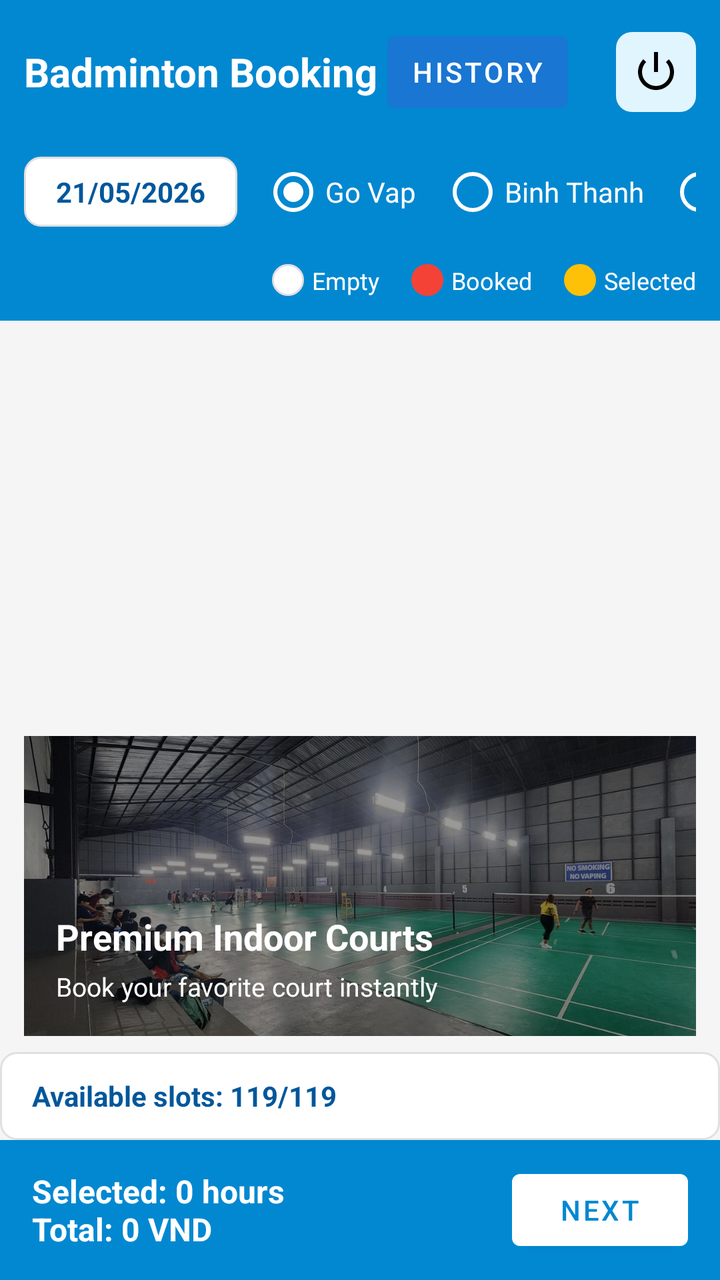
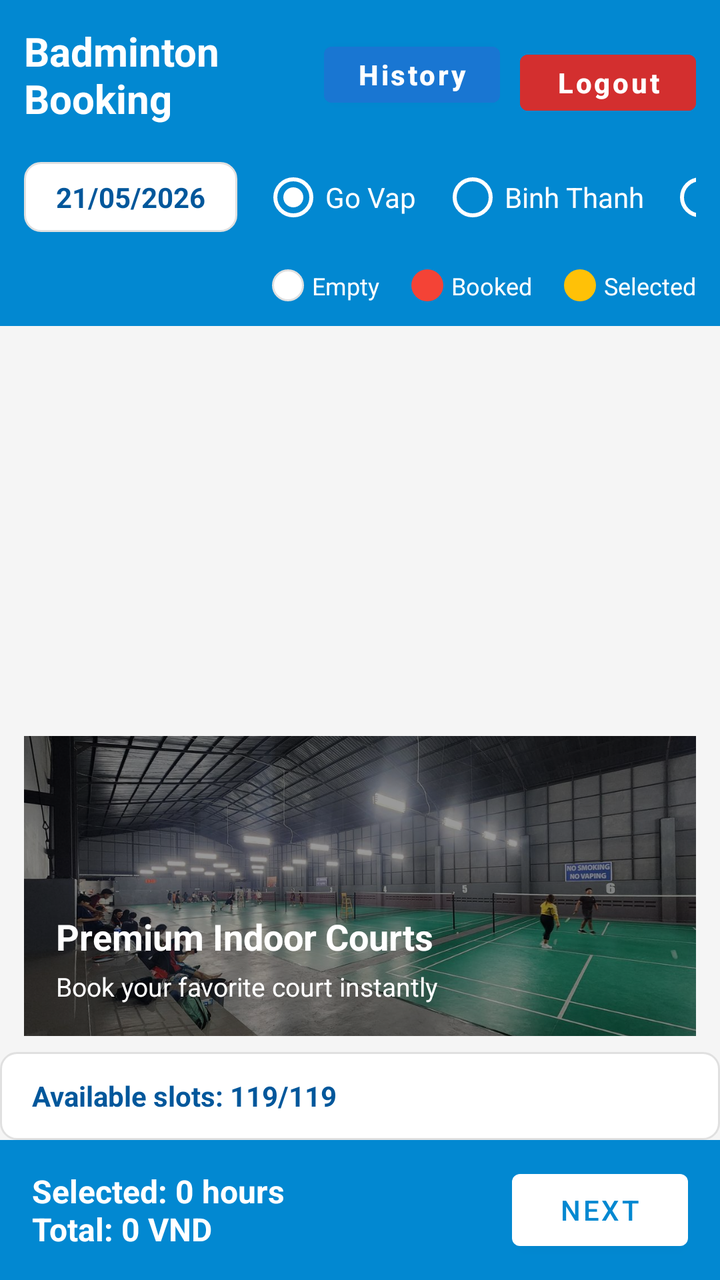

Before-and-after screenshots of an Android layout around one commit, followed by the original layout XML and the change that was made.
<!-- AndroidManifest.xml: application theme Theme.BadmintonBooking -->
<!-- res/layout/activity_home.xml -->
<?xml version="1.0" encoding="utf-8"?>
<androidx.constraintlayout.widget.ConstraintLayout xmlns:android="http://schemas.android.com/apk/res/android"
    xmlns:app="http://schemas.android.com/apk/res-auto"
    xmlns:tools="http://schemas.android.com/tools"
    android:layout_width="match_parent"
    android:layout_height="match_parent"
    android:background="@color/background_light"
    tools:context=".HomeActivity">

    <LinearLayout
        android:id="@+id/headerLayout"
        android:layout_width="match_parent"
        android:layout_height="wrap_content"
        android:orientation="vertical"
        android:background="@color/primary"
        android:padding="12dp"
        app:layout_constraintTop_toTopOf="parent">

        <LinearLayout
            android:layout_width="match_parent"
            android:layout_height="wrap_content"
            android:orientation="horizontal"
            android:gravity="center_vertical">

            <TextView
                android:layout_width="0dp"
                android:layout_weight="1"
                android:layout_height="wrap_content"
                android:text="Badminton Booking"
                android:textColor="@color/white"
                android:textSize="20sp"
                android:textStyle="bold" />

            <Button
                android:id="@+id/imgHistory"
                android:layout_width="wrap_content"
                android:layout_height="wrap_content"
                android:text="History"
                android:textColor="@android:color/white"
                android:backgroundTint="#1976D2"
                android:paddingHorizontal="12dp"
                android:paddingVertical="4dp"
                android:layout_marginEnd="16dp" />

            <ImageView
                android:id="@+id/imgLogout"
                android:layout_width="40dp"
                android:layout_height="40dp"
                android:padding="8dp"
                android:layout_marginStart="8dp"
                android:background="@drawable/bg_time_header"
                android:src="@android:drawable/ic_lock_power_off"
                app:tint="@color/black" />
        </LinearLayout>

        <LinearLayout
            android:layout_width="match_parent"
            android:layout_height="wrap_content"
            android:orientation="horizontal"
            android:layout_marginTop="12dp"
            android:gravity="center_vertical">

            <TextView
                android:id="@+id/tvSelectDate"
                android:layout_width="wrap_content"
                android:layout_height="wrap_content"
                android:background="@drawable/bg_cell_empty"
                android:textColor="@color/primary_dark"
                android:text="21/05/2026"
                android:paddingHorizontal="16dp"
                android:paddingVertical="8dp"
                android:textStyle="bold" />

            <HorizontalScrollView
                android:layout_width="0dp"
                android:layout_weight="1"
                android:layout_height="wrap_content"
                android:layout_marginStart="12dp"
                android:scrollbars="none">

                <RadioGroup
                    android:id="@+id/radioGroupBranches"
                    android:layout_width="wrap_content"
                    android:layout_height="wrap_content"
                    android:orientation="horizontal">

                    <RadioButton
                        android:id="@+id/rbBranch1"
                        android:layout_width="wrap_content"
                        android:layout_height="wrap_content"
                        android:text="Go Vap"
                        android:textColor="@color/white"
                        android:buttonTint="@color/white"
                        android:checked="true" />

                    <RadioButton
                        android:id="@+id/rbBranch2"
                        android:layout_width="wrap_content"
                        android:layout_height="wrap_content"
                        android:text="Binh Thanh"
                        android:textColor="@color/white"
                        android:buttonTint="@color/white"
                        android:layout_marginStart="12dp" />

                    <RadioButton
                        android:id="@+id/rbBranch3"
                        android:layout_width="wrap_content"
                        android:layout_height="wrap_content"
                        android:text="Dist 1"
                        android:textColor="@color/white"
                        android:buttonTint="@color/white"
                        android:layout_marginStart="12dp" />
                </RadioGroup>
            </HorizontalScrollView>
        </LinearLayout>

        <LinearLayout
            android:layout_width="match_parent"
            android:layout_height="wrap_content"
            android:orientation="horizontal"
            android:gravity="end"
            android:layout_marginTop="12dp">

            <View
                android:layout_width="16dp"
                android:layout_height="16dp"
                android:background="@drawable/bg_cell_empty" />

            <TextView
                android:layout_width="wrap_content"
                android:layout_height="wrap_content"
                android:layout_marginStart="4dp"
                android:text="Empty"
                android:textColor="@color/white"
                android:textSize="12sp" />

            <View
                android:layout_width="16dp"
                android:layout_height="16dp"
                android:layout_marginStart="16dp"
                android:background="@drawable/bg_cell_booked" />

            <TextView
                android:layout_width="wrap_content"
                android:layout_height="wrap_content"
                android:layout_marginStart="4dp"
                android:text="Booked"
                android:textColor="@color/white"
                android:textSize="12sp" />

            <View
                android:layout_width="16dp"
                android:layout_height="16dp"
                android:layout_marginStart="16dp"
                android:background="@drawable/bg_cell_selected" />

            <TextView
                android:layout_width="wrap_content"
                android:layout_height="wrap_content"
                android:layout_marginStart="4dp"
                android:text="Selected"
                android:textColor="@color/white"
                android:textSize="12sp" />
        </LinearLayout>
    </LinearLayout>

    <ScrollView
        android:id="@+id/matrixScrollView"
        android:layout_width="0dp"
        android:layout_height="0dp"
        android:layout_margin="8dp"
        app:layout_constraintTop_toBottomOf="@+id/headerLayout"
        app:layout_constraintBottom_toTopOf="@+id/bannerCard"
        app:layout_constraintStart_toStartOf="parent"
        app:layout_constraintEnd_toEndOf="parent">

        <HorizontalScrollView
            android:layout_width="wrap_content"
            android:layout_height="wrap_content">

            <TableLayout
                android:id="@+id/tableLayoutMatrix"
                android:layout_width="wrap_content"
                android:layout_height="wrap_content"
                android:background="@android:color/transparent" />

        </HorizontalScrollView>
    </ScrollView>

    <ProgressBar
        android:id="@+id/progressBarLoading"
        android:layout_width="wrap_content"
        android:layout_height="wrap_content"
        android:visibility="gone"
        android:indeterminateTint="@color/primary"
        app:layout_constraintTop_toTopOf="@+id/matrixScrollView"
        app:layout_constraintBottom_toBottomOf="@+id/matrixScrollView"
        app:layout_constraintStart_toStartOf="@+id/matrixScrollView"
        app:layout_constraintEnd_toEndOf="@+id/matrixScrollView" />

    <FrameLayout
        android:id="@+id/bannerCard"
        android:layout_width="0dp"
        android:layout_height="150dp"
        android:layout_marginHorizontal="12dp"
        android:layout_marginBottom="8dp"
        android:background="@drawable/bg_cell_empty"
        app:layout_constraintTop_toBottomOf="@+id/matrixScrollView"
        app:layout_constraintBottom_toTopOf="@+id/availableInfoBar"
        app:layout_constraintStart_toStartOf="parent"
        app:layout_constraintEnd_toEndOf="parent">

        <ViewFlipper
            android:id="@+id/viewFlipperBanner"
            android:layout_width="match_parent"
            android:layout_height="match_parent"
            android:autoStart="true"
            android:flipInterval="2800"
            android:inAnimation="@android:anim/fade_in"
            android:outAnimation="@android:anim/fade_out">

            <ImageView
                android:layout_width="match_parent"
                android:layout_height="match_parent"
                android:scaleType="centerCrop"
                android:src="@drawable/court_banner_1" />

            <ImageView
                android:layout_width="match_parent"
                android:layout_height="match_parent"
                android:scaleType="centerCrop"
                android:src="@drawable/court_banner_2" />

            <ImageView
                android:layout_width="match_parent"
                android:layout_height="match_parent"
                android:scaleType="centerCrop"
                android:src="@drawable/court_banner_3" />

        </ViewFlipper>

        <LinearLayout
            android:layout_width="match_parent"
            android:layout_height="match_parent"
            android:orientation="vertical"
            android:gravity="bottom"
            android:padding="16dp"
            android:background="#66000000">

            <TextView
                android:layout_width="wrap_content"
                android:layout_height="wrap_content"
                android:text="Premium Indoor Courts"
                android:textColor="@color/white"
                android:textSize="18sp"
                android:textStyle="bold" />

            <TextView
                android:layout_width="wrap_content"
                android:layout_height="wrap_content"
                android:text="Book your favorite court instantly"
                android:textColor="@color/white"
                android:textSize="13sp"
                android:layout_marginTop="4dp" />
        </LinearLayout>
    </FrameLayout>

    <TextView
        android:id="@+id/availableInfoBar"
        android:layout_width="0dp"
        android:layout_height="44dp"
        android:gravity="center_vertical"
        android:paddingHorizontal="16dp"
        android:text="Available slots: 119/119"
        android:textColor="@color/primary_dark"
        android:textSize="14sp"
        android:textStyle="bold"
        android:background="@drawable/bg_cell_empty"
        app:layout_constraintTop_toBottomOf="@+id/bannerCard"
        app:layout_constraintBottom_toTopOf="@+id/bottomBar"
        app:layout_constraintStart_toStartOf="parent"
        app:layout_constraintEnd_toEndOf="parent" />

    <LinearLayout
        android:id="@+id/bottomBar"
        android:layout_width="match_parent"
        android:layout_height="70dp"
        android:orientation="horizontal"
        android:background="@color/primary"
        android:gravity="center_vertical"
        android:paddingHorizontal="16dp"
        app:layout_constraintBottom_toBottomOf="parent">

        <TextView
            android:id="@+id/tvTotalInfo"
            android:layout_width="0dp"
            android:layout_weight="1"
            android:layout_height="wrap_content"
            android:text="Selected: 0 hours\nTotal: 0 VND"
            android:textColor="@color/white"
            android:textSize="16sp"
            android:textStyle="bold" />

        <Button
            android:id="@+id/btnNext"
            android:layout_width="wrap_content"
            android:layout_height="wrap_content"
            android:text="Next"
            android:textColor="@color/primary"
            app:backgroundTint="@color/white" />
    </LinearLayout>

</androidx.constraintlayout.widget.ConstraintLayout>
<!-- resources referenced by this layout -->
<resources>
  <color name="background_light">#F5F5F5</color>
  <color name="black">#FF000000</color>
  <color name="primary">#0288D1</color>
  <color name="primary_dark">#01579B</color>
  <color name="white">#FFFFFFFF</color>
  <!-- drawable bg_cell_booked (drawable) -->
  <?xml version="1.0" encoding="utf-8"?>
  <shape xmlns:android="http://schemas.android.com/apk/res/android"
      android:shape="rectangle">
      <solid android:color="@color/status_booked" />
      <corners android:radius="8dp" />
  </shape>
  <!-- drawable bg_cell_empty (drawable) -->
  <?xml version="1.0" encoding="utf-8"?>
  <shape xmlns:android="http://schemas.android.com/apk/res/android"
      android:shape="rectangle">
      <solid android:color="@color/white" />
      <corners android:radius="8dp" />
      <stroke android:width="1dp" android:color="#E0E0E0" />
  </shape>
  <!-- drawable bg_cell_selected (drawable) -->
  <?xml version="1.0" encoding="utf-8"?>
  <shape xmlns:android="http://schemas.android.com/apk/res/android"
      android:shape="rectangle">
      <solid android:color="@color/status_pending" />
      <corners android:radius="8dp" />
  </shape>
  <!-- drawable bg_time_header (drawable) -->
  <?xml version="1.0" encoding="utf-8"?>
  <shape xmlns:android="http://schemas.android.com/apk/res/android"
      android:shape="rectangle">
      <solid android:color="#E1F5FE" />
      <corners android:radius="8dp" />
  </shape>
  <!-- drawable court_banner_1: jpg bitmap (drawable, 151435 bytes) -->
  <!-- drawable court_banner_2: jpg bitmap (drawable, 37457 bytes) -->
  <!-- drawable court_banner_3: jpg bitmap (drawable, 373368 bytes) -->
  <style name="Theme.BadmintonBooking" parent="Base.Theme.BadmintonBooking" />
  <color name="status_booked">#F44336</color>
  <color name="status_pending">#FFC107</color>
  <style name="Base.Theme.BadmintonBooking" parent="Theme.MaterialComponents.Light.NoActionBar">
          <item name="colorPrimary">@color/primary</item>
          <item name="colorPrimaryVariant">@color/primary_dark</item>
          <item name="colorOnPrimary">@color/white</item>
          <item name="colorSecondary">@color/accent</item>
          <item name="colorSecondaryVariant">@color/accent</item>
          <item name="colorOnSecondary">@color/white</item>
          <item name="android:statusBarColor">?attr/colorPrimaryVariant</item>
      </style>
  <color name="accent">#03A9F4</color>
</resources>

<!-- the commit's change to res/layout/activity_home.xml (unified diff, before → after) -->
@@ -31,26 +31,39 @@
                 android:textSize="20sp"
                 android:textStyle="bold" />
 
-            <Button
-                android:id="@+id/imgHistory"
-                android:layout_width="wrap_content"
-                android:layout_height="wrap_content"
-                android:text="History"
-                android:textColor="@android:color/white"
-                android:backgroundTint="#1976D2"
-                android:paddingHorizontal="12dp"
-                android:paddingVertical="4dp"
-                android:layout_marginEnd="16dp" />
-
-            <ImageView
-                android:id="@+id/imgLogout"
-                android:layout_width="40dp"
-                android:layout_height="40dp"
-                android:padding="8dp"
-                android:layout_marginStart="8dp"
-                android:background="@drawable/bg_time_header"
-                android:src="@android:drawable/ic_lock_power_off"
-                app:tint="@color/black" />
+            <LinearLayout
+                android:layout_width="wrap_content"
+                android:layout_height="wrap_content"
+                android:orientation="horizontal"
+                android:gravity="center_vertical">
+
+                <Button
+                    android:id="@+id/imgHistory"
+                    android:layout_width="wrap_content"
+                    android:layout_height="40dp"
+                    android:text="History"
+                    android:textAllCaps="false"
+                    android:textColor="@android:color/white"
+                    android:textStyle="bold"
+                    android:backgroundTint="#1976D2"
+                    android:paddingHorizontal="14dp"
+                    android:layout_marginEnd="10dp" />
+
+                <Button
+
+                    android:id="@+id/imgLogout"
+                    android:layout_marginTop="4dp"
+                    android:layout_width="wrap_content"
+                    android:layout_height="40dp"
+                    android:text="Logout"
+                    android:textAllCaps="false"
+                    android:textColor="@android:color/white"
+                    android:textStyle="bold"
+                    android:backgroundTint="#D32F2F"
+                    android:paddingHorizontal="14dp" />
+
+            </LinearLayout>
+
         </LinearLayout>
 
         <LinearLayout
@@ -110,6 +123,7 @@
                         android:textColor="@color/white"
                         android:buttonTint="@color/white"
                         android:layout_marginStart="12dp" />
+
                 </RadioGroup>
             </HorizontalScrollView>
         </LinearLayout>
@@ -161,6 +175,7 @@
                 android:text="Selected"
                 android:textColor="@color/white"
                 android:textSize="12sp" />
+
         </LinearLayout>
     </LinearLayout>
 
@@ -262,6 +277,7 @@
                 android:textColor="@color/white"
                 android:textSize="13sp"
                 android:layout_marginTop="4dp" />
+
         </LinearLayout>
     </FrameLayout>
 
@@ -308,6 +324,7 @@
             android:text="Next"
             android:textColor="@color/primary"
             app:backgroundTint="@color/white" />
+
     </LinearLayout>
 
 </androidx.constraintlayout.widget.ConstraintLayout>
<!-- resource entries referenced after the edit -->
@@ -1,7 +1,6 @@
 <!-- resources referenced by this layout -->
 <resources>
   <color name="background_light">#F5F5F5</color>
-  <color name="black">#FF000000</color>
   <color name="primary">#0288D1</color>
   <color name="primary_dark">#01579B</color>
   <color name="white">#FFFFFFFF</color>
@@ -27,13 +26,6 @@
       <solid android:color="@color/status_pending" />
       <corners android:radius="8dp" />
   </shape>
-  <!-- drawable bg_time_header (drawable) -->
-  <?xml version="1.0" encoding="utf-8"?>
-  <shape xmlns:android="http://schemas.android.com/apk/res/android"
-      android:shape="rectangle">
-      <solid android:color="#E1F5FE" />
-      <corners android:radius="8dp" />
-  </shape>
   <!-- drawable court_banner_1: jpg bitmap (drawable, 151435 bytes) -->
   <!-- drawable court_banner_2: jpg bitmap (drawable, 37457 bytes) -->
   <!-- drawable court_banner_3: jpg bitmap (drawable, 373368 bytes) -->
